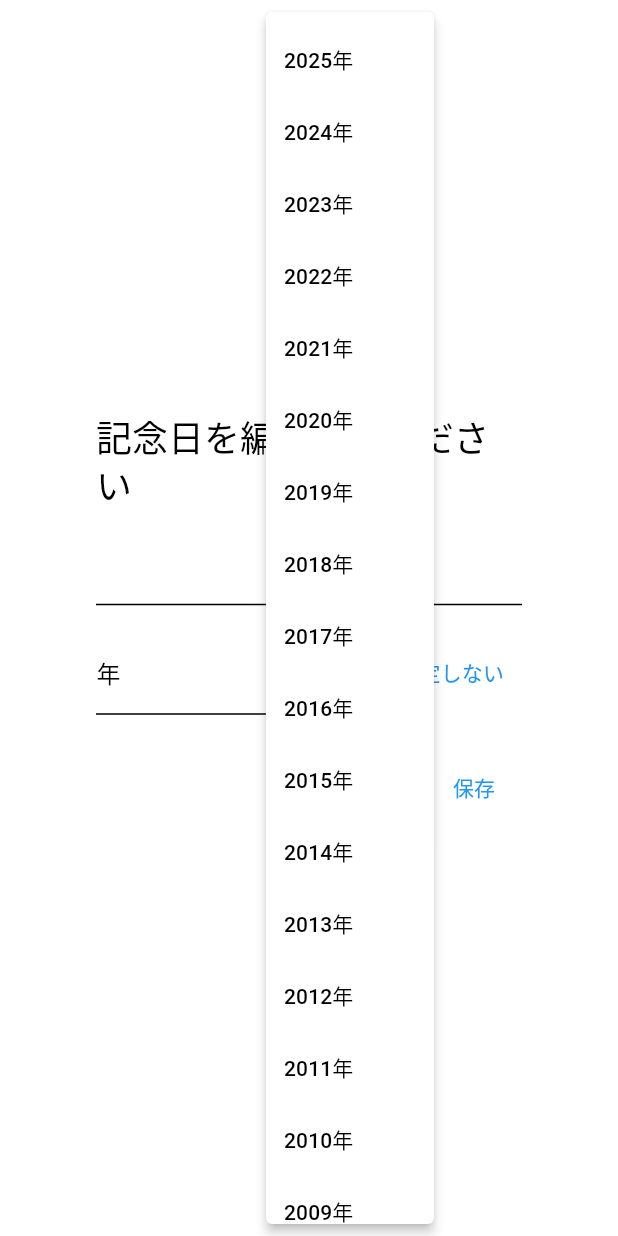
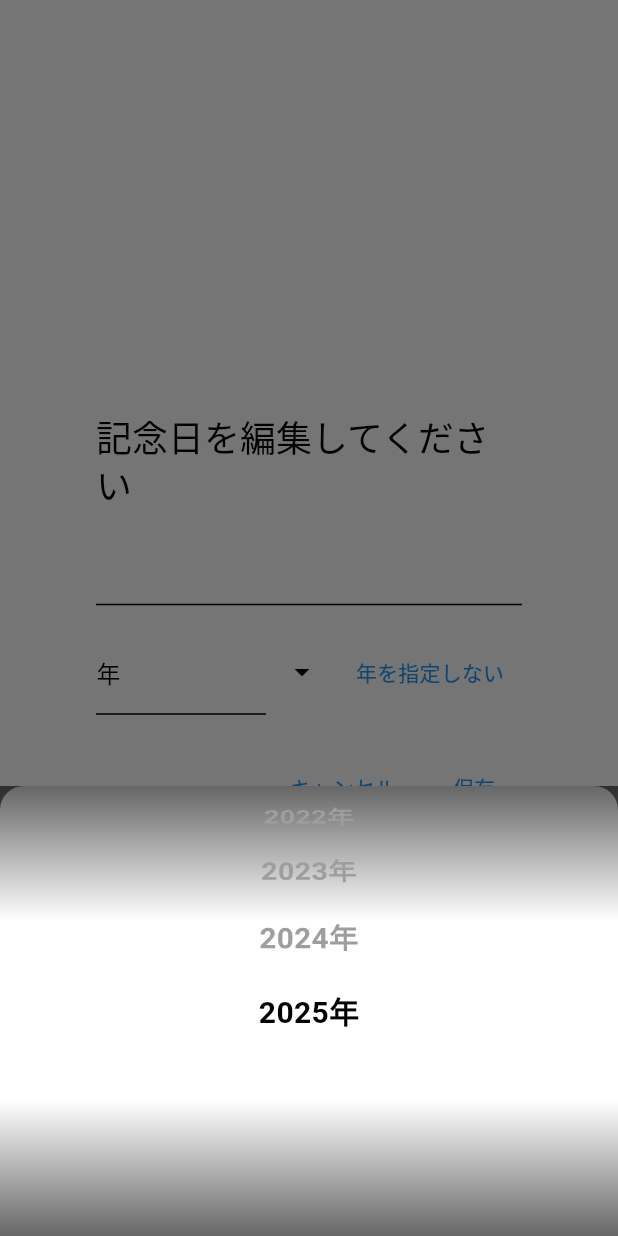
Before and after one commit to levure-s/FanCale-Reborn, a Flutter app: the EditAnniversary widget shown alone on an empty page, opened directly with empty values, after a tap on the "arrow drop down" icon, on a phone screen of 412 x 824 dp. Run offline on Flutter 3.47's test engine with Material 3 defaults, Android fonts, the phone set to English and light mode, and no system bars; our stand-ins replace cloud_firestore, firebase_auth, firebase_core, firebase_storage, image_picker, table_calendar; missing offline and left inert: fast_color_picker; accounts and stored records are empty.

Commit message:
編集ダイアログにも適応

```diff
--- a/lib/edit_anniversary/edit_anniversary.dart
+++ b/lib/edit_anniversary/edit_anniversary.dart
@@ -42,20 +42,9 @@ class EditAnniversary extends StatelessWidget {
                     ),
                   ),
                 ),
-                PopupMenuButton<int>(
+                IconButton(
                   icon: const Icon(Icons.arrow_drop_down),
-                  onSelected: (value) {
-                    yearController.text = value.toString();
-                  },
-                  itemBuilder: (context) {
-                    return List.generate(30, (index) {
-                      final year = DateTime.now().year - index;
-                      return PopupMenuItem(
-                        value: year,
-                        child: Text('$year年'),
-                      );
-                    });
-                  },
+                  onPressed: () => _showYearPicker(context, yearController),
                 ),
                 TextButton(
                   onPressed: () {
@@ -103,4 +92,91 @@ class EditAnniversary extends StatelessWidget {
       ),
     );
   }
+
+  void _showYearPicker(
+      BuildContext context, TextEditingController yearController) {
+    final now = DateTime.now().year;
+    final int startYear = 1;
+    final itemHeight = 48.0;
+    final initialIndex = int.tryParse(yearController.text) ?? now;
+    final scrollIndex = (initialIndex - startYear).clamp(0, now - startYear);
+    final controller = FixedExtentScrollController(initialItem: scrollIndex);
+
+    int selectedIndex = scrollIndex;
+
+    showModalBottomSheet(
+      context: context,
+      backgroundColor: Colors.transparent,
+      builder: (_) {
+        return StatefulBuilder(
+          builder: (context, setState) {
+            return Container(
+              height: 300,
+              decoration: BoxDecoration(
+                color: Colors.white,
+                borderRadius: BorderRadius.vertical(top: Radius.circular(16)),
+              ),
+              child: Stack(
+                children: [
+                  // グラデーションレイヤー
+                  Positioned.fill(
+                    child: Container(
+                      decoration: BoxDecoration(
+                        gradient: LinearGradient(
+                          begin: Alignment.topCenter,
+                          end: Alignment.bottomCenter,
+                          colors: [
+                            Colors.black.withOpacity(0.6),
+                            Colors.transparent,
+                            Colors.transparent,
+                            Colors.black.withOpacity(0.6),
+                          ],
+                          stops: [0, 0.3, 0.7, 1],
+                        ),
+                      ),
+                    ),
+                  ),
+                  // リストホイール
+                  ListWheelScrollView.useDelegate(
+                    controller: controller,
+                    itemExtent: itemHeight,
+                    physics: const FixedExtentScrollPhysics(),
+                    onSelectedItemChanged: (index) {
+                      setState(() => selectedIndex = index);
+                    },
+                    childDelegate: ListWheelChildBuilderDelegate(
+                      builder: (context, index) {
+                        final year = startYear + index;
+                        final isCenter = (index == selectedIndex);
+                        return GestureDetector(
+                          onTap: () {
+                            if (isCenter) {
+                              yearController.text = year.toString();
+                              Navigator.pop(context);
+                            }
+                          },
+                          child: Container(
+                            alignment: Alignment.center,
+                            child: Text(
+                              '$year年',
+                              style: TextStyle(
+                                fontSize: 20,
+                                fontWeight: FontWeight.bold,
+                                color: isCenter ? Colors.black : Colors.grey,
+                              ),
+                            ),
+                          ),
+                        );
+                      },
+                      childCount: now - startYear + 1,
+                    ),
+                  ),
+                ],
+              ),
+            );
+          },
+        );
+      },
+    );
+  }
 }
```
